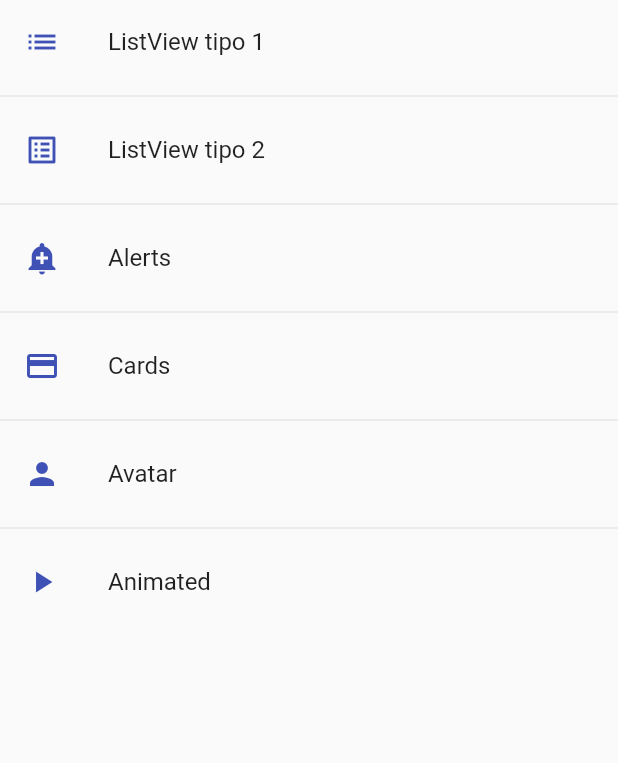
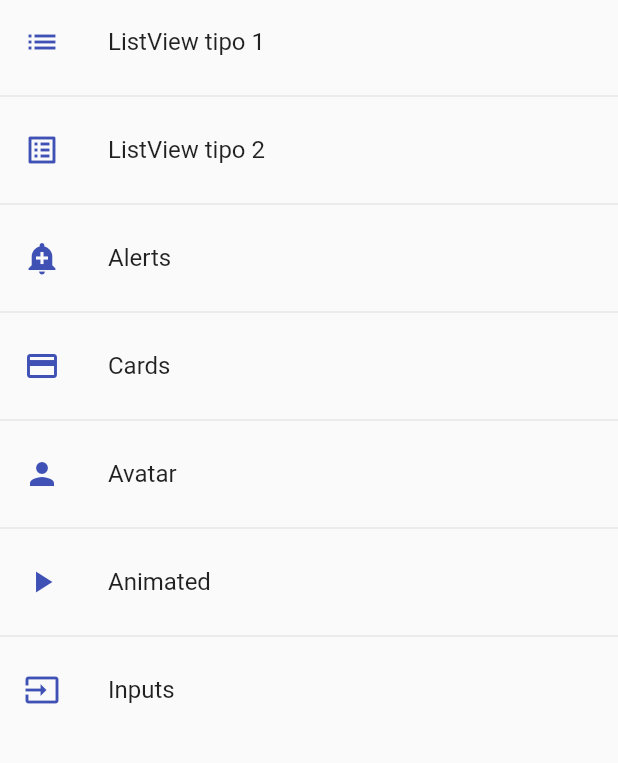
Before and after one commit to Keickd/Componentes-de-flutter, a Flutter app: the screen it shows after launch, on a phone screen of 412 x 824 dp, the part 84-847 px from its top. Run offline on Flutter 3.47's test engine with Material 2 defaults, Android fonts, the phone set to English and light mode, and no system bars.

Commit message:
TextFields

```diff
--- a/lib/Themes/app_theme.dart
+++ b/lib/Themes/app_theme.dart
@@ -12,7 +12,23 @@ class AppTheme {
           backgroundColor: primary, elevation: 5),
       elevatedButtonTheme: ElevatedButtonThemeData(
           style: ElevatedButton.styleFrom(
-              primary: primary, shape: const StadiumBorder(), elevation: 0)));
+              primary: primary, shape: const StadiumBorder(), elevation: 0)),
+      inputDecorationTheme: const InputDecorationTheme(
+          floatingLabelStyle: TextStyle(color: primary),
+          enabledBorder: OutlineInputBorder(
+              borderSide: BorderSide(color: primary),
+              borderRadius: BorderRadius.only(
+                  bottomLeft: Radius.circular(10),
+                  topRight: Radius.circular(10))),
+          focusedBorder: OutlineInputBorder(
+              borderSide: BorderSide(color: primary),
+              borderRadius: BorderRadius.only(
+                  bottomLeft: Radius.circular(10),
+                  topRight: Radius.circular(10))),
+          border: OutlineInputBorder(
+              borderRadius: BorderRadius.only(
+                  bottomLeft: Radius.circular(10),
+                  topRight: Radius.circular(10)))));
 
   static final ThemeData darkTheme = ThemeData.light().copyWith(
       primaryColor: primary,
--- a/lib/router/app_routes.dart
+++ b/lib/router/app_routes.dart
@@ -6,12 +6,6 @@ class AppRoutes {
   static const initialRoute = 'home';
 
   static final menuOptions = <MenuOption>[
-    // //TODO BORRAR HOME
-    // MenuOption(
-    //     route: 'home',
-    //     name: 'Home Screeen',
-    //     screen: const HomeScreen(),
-    //     icon: Icons.home),
     MenuOption(
         route: 'listview1',
         name: 'ListView tipo 1',
@@ -41,7 +35,12 @@ class AppRoutes {
         route: 'animated',
         name: 'Animated',
         screen: const AnimatedScreen(),
-        icon: Icons.play_arrow)
+        icon: Icons.play_arrow),
+    MenuOption(
+        route: 'inputs',
+        name: 'Inputs',
+        screen: const InputsScreen(),
+        icon: Icons.input)
   ];
 
   static Map<String, Widget Function(BuildContext)> getAppRoutes() {
--- a/lib/screens/screens.dart
+++ b/lib/screens/screens.dart
@@ -1,3 +1,4 @@
+export 'package:fl_components/screens/inputs_screen.dart';
 export 'package:fl_components/screens/animated_screen.dart';
 export 'package:fl_components/screens/avatar_screen.dart';
 export 'package:fl_components/screens/home_screen.dart';
--- a/lib/widgets/widgets.dart
+++ b/lib/widgets/widgets.dart
@@ -1,2 +1,3 @@
+export 'package:fl_components/widgets/custom_input_field.dart';
 export 'package:fl_components/widgets/custom_card_type_2.dart';
 export 'package:fl_components/widgets/custom_card_type_1.dart';
```
Also changed, not shown: lib/screens/inputs_screen.dart (added, +26 -0 lines), lib/widgets/custom_input_field.dart (added, +41 -0 lines), 1 other file.
